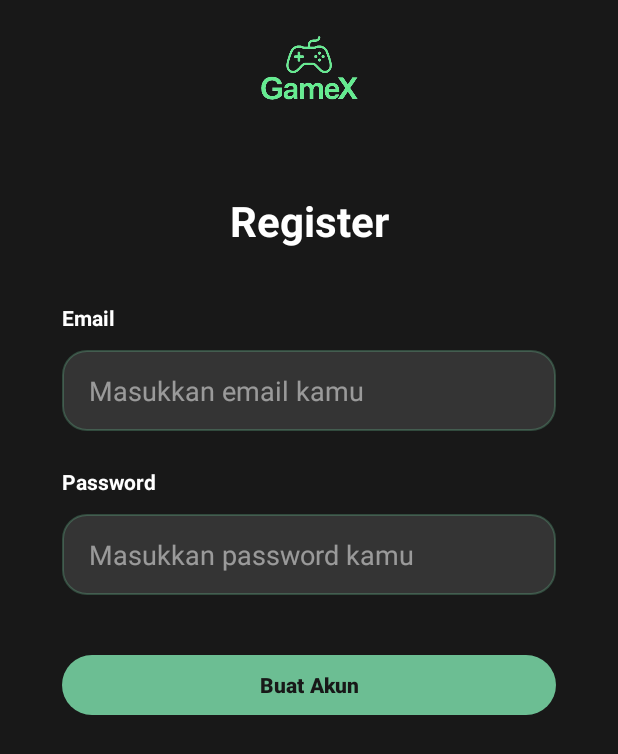
After one commit to ilhamjaya08/GameX, an Android app: the RegisterActivity screen opened directly, with no data from a screen before it, on a phone screen of 412 x 824 dp. The commit adds this screen. Shown: the top 754 px of the screen. Run offline under Robolectric (Android 15) with nearby library versions, the light colour scheme and no system bars.

Commit message:
feat: login register page

```diff
--- /dev/null
+++ b/app/src/main/java/com/gamex/app/RegisterActivity.java
@@ -0,0 +1,49 @@
+package com.gamex.app;
+
+import android.os.Bundle;
+import android.text.TextUtils;
+import android.widget.EditText;
+import android.widget.Toast;
+
+import androidx.activity.EdgeToEdge;
+import androidx.appcompat.app.AppCompatActivity;
+
+import com.google.android.material.button.MaterialButton;
+
+public class RegisterActivity extends AppCompatActivity {
+
+    private EditText emailInput;
+    private EditText passwordInput;
+
+    @Override
+    protected void onCreate(Bundle savedInstanceState) {
+        super.onCreate(savedInstanceState);
+        EdgeToEdge.enable(this);
+        setContentView(R.layout.activity_register);
+
+        emailInput = findViewById(R.id.registerEmailInput);
+        passwordInput = findViewById(R.id.registerPasswordInput);
+
+        MaterialButton registerButton = findViewById(R.id.registerSubmitButton);
+        registerButton.setOnClickListener(v -> handleRegister());
+    }
+
+    private void handleRegister() {
+        String email = emailInput.getText().toString().trim();
+        String password = passwordInput.getText().toString();
+
+        if (TextUtils.isEmpty(email)) {
+            emailInput.setError(getString(R.string.auth_email_required));
+            emailInput.requestFocus();
+            return;
+        }
+
+        if (TextUtils.isEmpty(password)) {
+            passwordInput.setError(getString(R.string.auth_password_required));
+            passwordInput.requestFocus();
+            return;
+        }
+
+        Toast.makeText(this, R.string.register_placeholder_message, Toast.LENGTH_SHORT).show();
+    }
+}
--- /dev/null
+++ b/app/src/main/res/drawable/bg_input_field.xml
@@ -0,0 +1,9 @@
+<?xml version="1.0" encoding="utf-8"?>
+<shape xmlns:android="http://schemas.android.com/apk/res/android"
+    android:shape="rectangle">
+    <solid android:color="#1Fffffff" />
+    <corners android:radius="16dp" />
+    <stroke
+        android:width="1dp"
+        android:color="#4D6CBE93" />
+</shape>
--- a/app/src/main/res/layout/activity_main.xml
+++ b/app/src/main/res/layout/activity_main.xml
@@ -5,7 +5,7 @@
     android:id="@+id/main"
     android:layout_width="match_parent"
     android:layout_height="match_parent"
-    android:background="#181818"
+    android:background="@color/gamex_surface_dark"
     android:paddingStart="24dp"
     android:paddingTop="48dp"
     android:paddingEnd="24dp"
@@ -80,7 +80,7 @@
         android:textAllCaps="false"
         android:textColor="@android:color/white"
         android:textStyle="bold"
-        app:backgroundTint="#181818"
+        app:backgroundTint="@color/gamex_surface_dark"
         app:cornerRadius="20dp"
         app:iconGravity="textStart"
         app:layout_constraintEnd_toEndOf="parent"
--- /dev/null
+++ b/app/src/main/res/layout/activity_register.xml
@@ -0,0 +1,121 @@
+<?xml version="1.0" encoding="utf-8"?>
+<ScrollView xmlns:android="http://schemas.android.com/apk/res/android"
+    xmlns:app="http://schemas.android.com/apk/res-auto"
+    android:layout_width="match_parent"
+    android:layout_height="match_parent"
+    android:background="@color/gamex_surface_dark"
+    android:fitsSystemWindows="true"
+    android:padding="24dp">
+
+    <androidx.constraintlayout.widget.ConstraintLayout
+        android:id="@+id/registerRoot"
+        android:layout_width="match_parent"
+        android:layout_height="wrap_content"
+        android:paddingBottom="32dp">
+
+        <ImageView
+            android:id="@+id/logoImage"
+            android:layout_width="96dp"
+            android:layout_height="96dp"
+            android:contentDescription="@string/auth_logo_content_description"
+            android:src="@drawable/gamex_logo"
+            app:layout_constraintEnd_toEndOf="parent"
+            app:layout_constraintStart_toStartOf="parent"
+            app:layout_constraintTop_toTopOf="parent" />
+
+        <TextView
+            android:id="@+id/registerTitle"
+            android:layout_width="wrap_content"
+            android:layout_height="wrap_content"
+            android:layout_marginTop="32dp"
+            android:text="@string/register_title"
+            android:textColor="@android:color/white"
+            android:textSize="28sp"
+            android:textStyle="bold"
+            app:layout_constraintEnd_toEndOf="parent"
+            app:layout_constraintStart_toStartOf="parent"
+            app:layout_constraintTop_toBottomOf="@id/logoImage" />
+
+        <TextView
+            android:id="@+id/registerEmailLabel"
+            android:layout_width="0dp"
+            android:layout_height="wrap_content"
+            android:layout_marginTop="36dp"
+            android:gravity="start"
+            android:text="@string/auth_email_label"
+            android:textColor="@android:color/white"
+            android:textSize="14sp"
+            android:textStyle="bold"
+            app:layout_constraintEnd_toEndOf="parent"
+            app:layout_constraintStart_toStartOf="parent"
+            app:layout_constraintTop_toBottomOf="@id/registerTitle"
+            app:layout_constraintWidth_percent="0.8" />
+
+        <EditText
+            android:id="@+id/registerEmailInput"
+            android:layout_width="0dp"
+            android:layout_height="54dp"
+            android:layout_marginTop="12dp"
+            android:background="@drawable/bg_input_field"
+            android:hint="@string/auth_email_hint"
+            android:inputType="textEmailAddress"
+            android:paddingStart="18dp"
+            android:paddingEnd="18dp"
+            android:textColor="@android:color/white"
+            android:textColorHint="#80FFFFFF"
+            app:layout_constraintEnd_toEndOf="parent"
+            app:layout_constraintStart_toStartOf="parent"
+            app:layout_constraintTop_toBottomOf="@id/registerEmailLabel"
+            app:layout_constraintWidth_percent="0.8" />
+
+        <TextView
+            android:id="@+id/registerPasswordLabel"
+            android:layout_width="0dp"
+            android:layout_height="wrap_content"
+            android:layout_marginTop="24dp"
+            android:gravity="start"
+            android:text="@string/auth_password_label"
+            android:textColor="@android:color/white"
+            android:textSize="14sp"
+            android:textStyle="bold"
+            app:layout_constraintEnd_toEndOf="parent"
+            app:layout_constraintStart_toStartOf="parent"
+            app:layout_constraintTop_toBottomOf="@id/registerEmailInput"
+            app:layout_constraintWidth_percent="0.8" />
+
+        <EditText
+            android:id="@+id/registerPasswordInput"
+            android:layout_width="0dp"
+            android:layout_height="54dp"
+            android:layout_marginTop="12dp"
+            android:background="@drawable/bg_input_field"
+            android:fontFamily="sans-serif"
+            android:hint="@string/auth_password_hint"
+            android:inputType="textPassword"
+            android:paddingStart="18dp"
+            android:paddingEnd="18dp"
+            android:textColor="@android:color/white"
+            android:textColorHint="#80FFFFFF"
+            app:layout_constraintEnd_toEndOf="parent"
+            app:layout_constraintStart_toStartOf="parent"
+            app:layout_constraintTop_toBottomOf="@id/registerPasswordLabel"
+            app:layout_constraintWidth_percent="0.8" />
+
+        <com.google.android.material.button.MaterialButton
+            android:id="@+id/registerSubmitButton"
+            style="?attr/materialButtonStyle"
+            android:layout_width="0dp"
+            android:layout_height="wrap_content"
+            android:layout_marginTop="36dp"
+            android:text="@string/register_action"
+            android:textAllCaps="false"
+            android:textColor="@color/gamex_surface_dark"
+            android:textStyle="bold"
+            app:backgroundTint="@color/gamex_green"
+            app:layout_constraintEnd_toEndOf="parent"
+            app:layout_constraintStart_toStartOf="parent"
+            app:layout_constraintTop_toBottomOf="@id/registerPasswordInput"
+            app:layout_constraintWidth_percent="0.8" />
+
+    </androidx.constraintlayout.widget.ConstraintLayout>
+</ScrollView>
--- a/app/src/main/res/values/colors.xml
+++ b/app/src/main/res/values/colors.xml
@@ -2,5 +2,7 @@
 <resources>
     <color name="black">#FF000000</color>
     <color name="white">#FFFFFFFF</color>
-    <color name="gamex_green">#00C853</color>
+    <color name="gamex_green">#6CBE93</color>
+    <color name="gamex_surface_dark">#181818</color>
+    <color name="gamex_surface_muted">#1F1F1F</color>
 </resources>
--- a/app/src/main/res/values/strings.xml
+++ b/app/src/main/res/values/strings.xml
@@ -1,8 +1,21 @@
 <resources>
     <string name="app_name">GameX</string>
     <string name="landing_title">GameX</string>
-    <string name="landing_subtitle">Level up pengalaman gaming kamu dengan top up di GameX.</string>
+    <string name="landing_subtitle">Level up pengalaman gaming kamu bersama komunitas terbaik.</string>
     <string name="landing_register">Register</string>
     <string name="landing_login">Login</string>
     <string name="landing_image_content_description">Ilustrasi video gim</string>
+    <string name="auth_logo_content_description">Logo GameX</string>
+    <string name="auth_email_label">Email</string>
+    <string name="auth_password_label">Password</string>
+    <string name="auth_email_hint">Masukkan email kamu</string>
+    <string name="auth_password_hint">Masukkan password kamu</string>
+    <string name="register_title">Register</string>
+    <string name="register_action">Buat Akun</string>
+    <string name="login_title">Login</string>
+    <string name="login_action">Masuk</string>
+    <string name="auth_email_required">Email belum boleh kosong.</string>
+    <string name="auth_password_required">Password belum boleh kosong.</string>
+    <string name="login_placeholder_message">Login belum tersedia. Silakan coba lagi nanti.</string>
+    <string name="register_placeholder_message">Registrasi belum tersedia. Silakan coba lagi nanti.</string>
 </resources>
```
Also changed, not shown: app/src/main/AndroidManifest.xml (+9 -1 lines), app/src/main/java/com/gamex/app/LoginActivity.java (added, +49 -0 lines), app/src/main/java/com/gamex/app/MainActivity.java (+14 -0 lines), app/src/main/res/drawable/bg_primary_button.xml (added, +10 -0 lines), app/src/main/res/drawable/bg_secondary_button.xml (added, +13 -0 lines), app/src/main/res/layout/activity_login.xml (added, +120 -0 lines), app/src/main/res/xml/landing_motion_scene.xml (+46 -24 lines).
